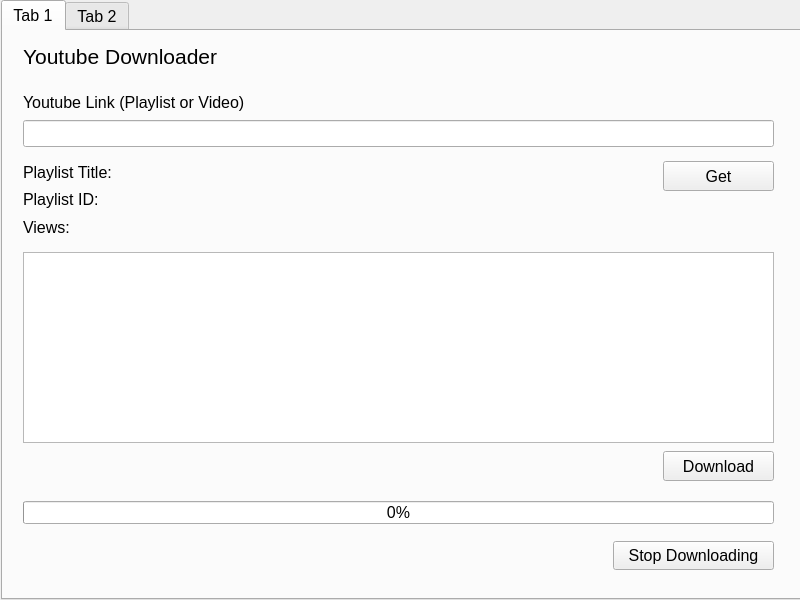
Before: the Qt Designer form ui/mainScreen.ui in sint18/yt_video_downloader, drawn with Qt 5.
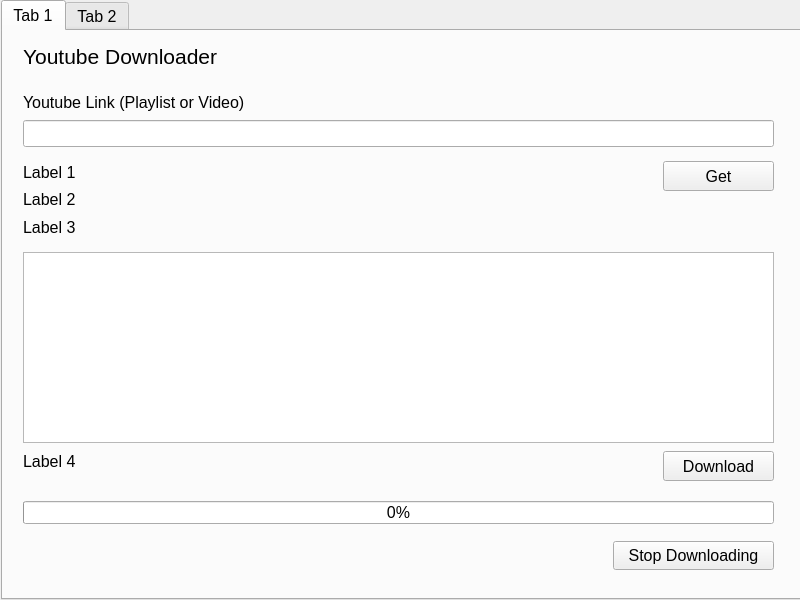
After: the same form once the commit is applied.

Commit message: implemented total sizes display in megabytes

Patch:
```diff
--- a/ui/mainScreen.ui
+++ b/ui/mainScreen.ui
@@ -152,6 +152,19 @@
        <string>Stop Downloading</string>
       </property>
      </widget>
+     <widget class="QLabel" name="label4">
+      <property name="geometry">
+       <rect>
+        <x>20</x>
+        <y>420</y>
+        <width>631</width>
+        <height>21</height>
+       </rect>
+      </property>
+      <property name="text">
+       <string>Label 4</string>
+      </property>
+     </widget>
      <widget class="QWidget" name="">
       <property name="geometry">
        <rect>
@@ -165,21 +178,21 @@
        <item>
         <widget class="QLabel" name="titleLabel">
          <property name="text">
-          <string>Playlist Title: </string>
+          <string>Label 1</string>
          </property>
         </widget>
        </item>
        <item>
         <widget class="QLabel" name="playlistIdLabel">
          <property name="text">
-          <string>Playlist ID:</string>
+          <string>Label 2</string>
          </property>
         </widget>
        </item>
        <item>
         <widget class="QLabel" name="viewsLabel">
          <property name="text">
-          <string>Views: </string>
+          <string>Label 3</string>
          </property>
         </widget>
        </item>
```
Left out of the diff: 6 changed lines with no effect on the pictures. The commit also changes 2 other files.
